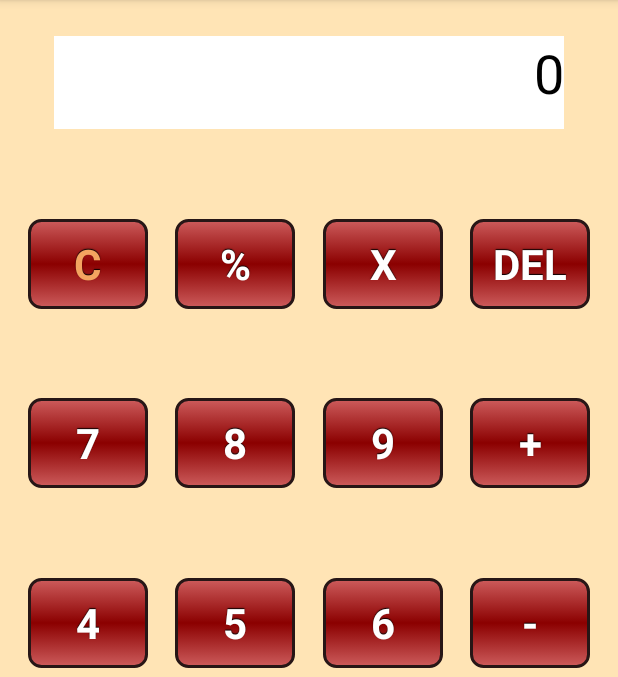
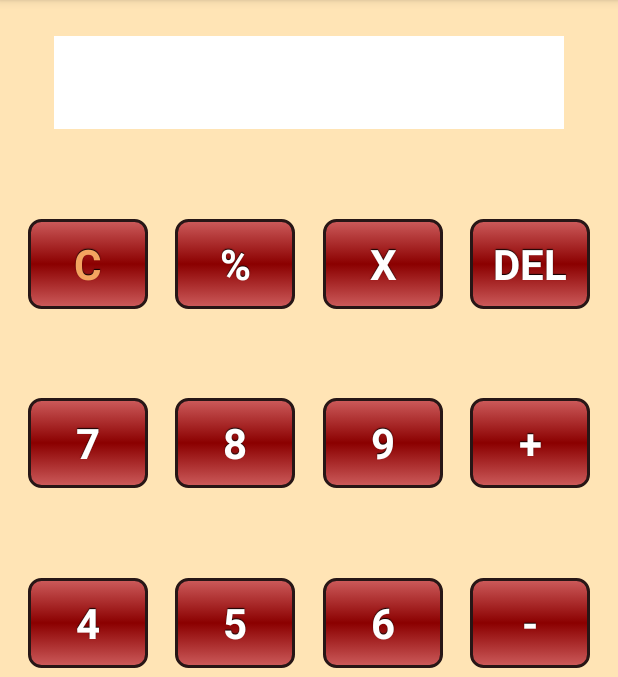
Before and after one commit to spike/Calculator, an Android app: the screen it shows after launch (MainActivity), after a tap on "DEL", on a phone screen of 412 x 824 dp, the part 84-761 px from its top. Run offline under Robolectric (Android 15) with nearby library versions, the phone set to English and light mode, and no system bars; 3 other taps on this screen came first.

Commit message:
corrected some bugs

```diff
--- a/app/src/main/java/com/calculator/calc/MainActivity.kt
+++ b/app/src/main/java/com/calculator/calc/MainActivity.kt
@@ -1,6 +1,7 @@
 package com.calculator.calc
 
 import androidx.appcompat.app.AppCompatActivity
+import kotlinx.android.synthetic.main.activity_main.*
 import android.os.Bundle
 import android.util.Log
 import android.view.View
@@ -8,178 +9,24 @@ import android.widget.Button
 import android.widget.TextView
 
 class MainActivity : AppCompatActivity() {
+    var firstOperand = ""
+    var secondOperand = ""
+    var operator = ""
+    var operandNumber = ""
+    var isFirstOperand = true
 
     override fun onCreate(savedInstanceState: Bundle?) {
         super.onCreate(savedInstanceState)
         setContentView(R.layout.activity_main)
-        val screenView = findViewById<TextView>(R.id.calculator_screen)
-        val buttonClear = findViewById<Button>(R.id.button_clear)
-        val buttonPercent = findViewById<Button>(R.id.button_percent)
-        val buttonMultiply = findViewById<Button>(R.id.button_multiply)
-        val buttonDelete = findViewById<Button>(R.id.button_delete)
-        val buttonSeven = findViewById<Button>(R.id.button_seven)
-        val buttonEight = findViewById<Button>(R.id.button_eight)
-        val buttonNine = findViewById<Button>(R.id.button_nine)
-        val buttonPlus = findViewById<Button>(R.id.button_plus)
-        val buttonFour = findViewById<Button>(R.id.button_four)
-        val buttonFive = findViewById<Button>(R.id.button_five)
-        val buttonSix = findViewById<Button>(R.id.button_six)
-        val buttonMinus = findViewById<Button>(R.id.button_minus)
-        val buttonOne = findViewById<Button>(R.id.button_one)
-        val buttonTwo = findViewById<Button>(R.id.button_two)
-        val buttonThree = findViewById<Button>(R.id.button_three)
-        val buttonDivide = findViewById<Button>(R.id.button_divide)
-        val buttonZero = findViewById<Button>(R.id.button_zero)
-        val buttonPeriod = findViewById<Button>(R.id.button_period)
-        val buttonPreferences = findViewById<Button>(R.id.button_preferences)
-        val buttonEqual = findViewById<Button>(R.id.button_equal)
+        fun display() {
 
-        var stackList  = StackWithList()
-        var numberOfMathematicalSigns = 0
-        var operand1 = 0.0
-        var operand2 = 0.0
-        var operator = ""
-
-        fun computeResult(): Int {
-
-
-            return 0
+        }
     }
 
-        fun keyTyped(c: Char): Boolean {
-            when (c) {
-                'c' -> {
-                    stackList.clear()
-                    numberOfMathematicalSigns = 0
-                }
-                'd' -> {
-                    if (stackList.pop() in 0..9) {
-
-                    } else {
-                        numberOfMathematicalSigns--
-                    }
-                }
-                '0' -> stackList.push(0)
-                '1' -> stackList.push(1)
-                '2' -> stackList.push(2)
-                '3' -> stackList.push(3)
-                '4' -> stackList.push(4)
-                '5' -> stackList.push(5)
-                '6' -> stackList.push(6)
-                '7' -> stackList.push(7)
-                '8' -> stackList.push(8)
-                '9' -> stackList.push(9)
-                '/' -> {
-                    stackList.push('/')
-                }
-                '.' -> {
-                    stackList.push('.')
-
-                }
-                '%' -> {
-                    operand1 = stackList.contentToString().toDouble()
-                    operand1 = operand1 / 100.0
-                    stackList.clear()
-                    stackList.push(operand1)
-                }
-                '+' -> {
-                    operand1 = stackList.contentToString().toDouble()
-                    operator = "+"
-                    // make it blink and change color of the background slightly
-                }
-                '-' -> {
-                    stackList.push('-')
-                }
-                'p' -> {
-                    // Open preferences
-                }
-                'X' -> {
-                    stackList.push('*')
-                    numberOfMathematicalSigns++
-                }
-                '=' -> {
-                    computeResult()
-                    // stackList.push('=')
-                }
-                else -> false
-            }
-            if (stackList.isEmpty()) {
-                screenView.setText("0")
-            } else {
-                screenView.setText(stackList.contentToString())
-            }
-            return true
-        }
-        buttonClear.setOnClickListener{
-            keyTyped('c')
-        }
-        buttonPercent.setOnClickListener{
-            keyTyped('%')
-        }
-        buttonDelete.setOnClickListener{
-            keyTyped('d')
-        }
-        buttonSeven.setOnClickListener{
-            keyTyped('7')
-        }
-        buttonEight.setOnClickListener{
-            keyTyped('8')
-        }
-        buttonNine.setOnClickListener{
-            keyTyped('9')
-        }
-        buttonMinus.setOnClickListener{
-            keyTyped('-')
-        }
-        buttonFour.setOnClickListener{
-            keyTyped('4')
-        }
-        buttonFive.setOnClickListener{
-            keyTyped('5')
-        }
-        buttonSix.setOnClickListener{
-            keyTyped('6')
-        }
-        buttonPlus.setOnClickListener{
-            keyTyped('+')
-        }
-        buttonZero.setOnClickListener{
-            keyTyped('0')
-        }
-        buttonOne.setOnClickListener{
-            keyTyped('1')
-        }
-        buttonTwo.setOnClickListener{
-            keyTyped('2')
-        }
-        buttonThree.setOnClickListener{
-            keyTyped('3')
-        }
-        buttonDivide.setOnClickListener{
-            keyTyped('/')
-        }
-        buttonZero.setOnClickListener{
-            keyTyped('0')
-        }
-        buttonPeriod.setOnClickListener{
-            keyTyped('.')
-        }
-        buttonPreferences.setOnClickListener{
-            keyTyped('p')
-        }
-        buttonMultiply.setOnClickListener{
-            keyTyped('X')
-        }
-        buttonEqual.setOnClickListener{
-            keyTyped('=')
-        }
-    }
-    var firstOperand = ""
-    var secondOperand = ""
-    var operator = ""
     fun operand(v: View) {
+        val screen = findViewById<TextView>(R.id.calculator_screen)
         var buttonClicked = v
-        firstOperand += when(buttonClicked.id) {
+        operandNumber += when (buttonClicked.id) {
             R.id.button_one -> "1"
             R.id.button_two -> "2"
             R.id.button_three -> "3"
@@ -192,34 +39,44 @@ class MainActivity : AppCompatActivity() {
             R.id.button_zero -> "0"
             else -> 0
         }
+        if (isFirstOperand) {
+            firstOperand = operandNumber
+        } else {
+            secondOperand = operandNumber
+        }
+       screen.setText(operandNumber)
+        // change color of the screen or something
+    }
 
-    }
     fun operator(v: View) {
         var buttonClicked = v
-        operator = when(buttonClicked.id) {
+        operator = when (buttonClicked.id) {
             R.id.button_plus -> "+"
             R.id.button_minus -> "-"
             R.id.button_multiply -> "*"
             R.id.button_divide -> "/"
             else -> ""
         }
+        isFirstOperand = false
+        operandNumber = ""
+    }
 
+    fun resultIs(v: View) {
     }
-    fun resultIs(v: View) {
-        var buttonClicked = v
 
-
-    }
     fun clearScreen(v: View) {
         var buttonClicked = v
         firstOperand = ""
+        isFirstOperand = true
     }
-    fun deleteOneCharacter (v: View) {
-        var buttonClicked = v
 
+    fun deleteOneCharacter(v: View) {
+        val screen = findViewById<TextView>(R.id.calculator_screen)
+        operandNumber = operandNumber.dropLast(1)
+        screen.setText(operandNumber)
     }
+
     fun openPreferences(v: View) {
-
     }
 
 
@@ -234,11 +91,12 @@ class StackWithList {
     fun push(item: Any) = elements.add(item)
     fun pop(): Any? {
         val item = elements.lastOrNull()
-        if (!isEmpty()){
-            elements.removeAt(elements.size -1)
+        if (!isEmpty()) {
+            elements.removeAt(elements.size - 1)
         }
         return item
     }
+
     fun peek(): Any? = elements.lastOrNull()
 
     override fun toString(): String = elements.toString()
@@ -258,5 +116,4 @@ class StackWithList {
 
     fun toCharArray() = elements.toString().toCharArray()
 
-
 }
--- a/app/src/main/res/layout/activity_main.xml
+++ b/app/src/main/res/layout/activity_main.xml
@@ -32,7 +32,7 @@
         android:layout_height="60dp"
         android:text="X"
         android:textSize="28sp"
-        android:OnClick="operator()"
+        android:onClick="operator"
         app:layout_constraintBottom_toTopOf="@+id/button_nine"
         app:layout_constraintStart_toEndOf="@+id/button_percent"
         app:layout_constraintStart_toStartOf="@+id/button_nine"
@@ -43,7 +43,7 @@
         android:layout_width="80dp"
         android:layout_height="60dp"
         android:text="C"
-        android:OnClick="clearScreen()"
+        android:onClick="clearScreen"
         android:textColor="@color/SandyBrown"
         android:textSize="28sp"
         app:layout_constraintBottom_toTopOf="@+id/button_seven"
@@ -56,7 +56,7 @@
         android:id="@+id/button_percent"
         android:layout_width="80dp"
         android:layout_height="60dp"
-        android:OnClick="operator()"
+        android:onClick="operator"
         android:text="%"
         android:textSize="28sp"
         app:layout_constraintBottom_toTopOf="@+id/button_eight"
@@ -68,7 +68,7 @@
         android:id="@+id/button_delete"
         android:layout_width="80dp"
         android:layout_height="60dp"
-        android:OnClick="deleteOneCharacter()"
+        android:onClick="deleteOneCharacter"
         android:text="DEL"
         android:textSize="28sp"
         app:layout_constraintBottom_toTopOf="@+id/button_plus"
@@ -80,7 +80,7 @@
         android:id="@+id/button_seven"
         android:layout_width="80dp"
         android:layout_height="60dp"
-        android:OnClick="operand()"
+        android:onClick="operand"
         android:text="7"
         android:textSize="28sp"
         app:layout_constraintBottom_toTopOf="@+id/button_four"
@@ -91,7 +91,7 @@
         android:id="@+id/button_eight"
         android:layout_width="80dp"
         android:layout_height="60dp"
-        android:OnClick="operand()"
+        android:onClick="operand"
         android:text="8"
         android:textSize="28sp"
         app:layout_constraintBottom_toTopOf="@+id/button_five"
@@ -102,7 +102,7 @@
         android:id="@+id/button_nine"
         android:layout_width="80dp"
         android:layout_height="60dp"
-        android:OnClick="operand()"
+        android:onClick="operand"
         android:text="9"
         android:textSize="28sp"
         app:layout_constraintBottom_toTopOf="@+id/button_six"
@@ -113,7 +113,7 @@
         android:id="@+id/button_plus"
         android:layout_width="80dp"
         android:layout_height="60dp"
-        android:OnClick="operator()"
+        android:onClick="operator"
         android:text="+"
         android:textSize="28sp"
         app:layout_constraintBottom_toTopOf="@+id/button_minus"
@@ -124,7 +124,7 @@
         android:id="@+id/button_four"
         android:layout_width="80dp"
         android:layout_height="60dp"
-        android:OnClick="operand()"
+        android:onClick="operand"
         android:text="4"
         android:textSize="28sp"
         app:layout_constraintBottom_toTopOf="@+id/button_one"
@@ -135,7 +135,7 @@
         android:id="@+id/button_five"
         android:layout_width="80dp"
         android:layout_height="60dp"
-        android:OnClick="operand()"
+        android:onClick="operand"
         android:text="5"
         android:textSize="28sp"
         app:layout_constraintBottom_toTopOf="@+id/button_two"
@@ -146,7 +146,7 @@
         android:id="@+id/button_six"
         android:layout_width="80dp"
         android:layout_height="60dp"
-        android:OnClick="operand()"
+        android:onClick="operand"
         android:text="6"
         android:textSize="28sp"
         app:layout_constraintBottom_toTopOf="@+id/button_three"
@@ -157,7 +157,7 @@
         android:id="@+id/button_minus"
         android:layout_width="80dp"
         android:layout_height="60dp"
-        android:OnClick="operator()"
+        android:onClick="operator"
         android:text="-"
         android:textSize="28sp"
         app:layout_constraintBottom_toTopOf="@+id/button_divide"
@@ -168,19 +168,18 @@
         android:id="@+id/button_one"
         android:layout_width="80dp"
         android:layout_height="60dp"
-        android:OnClick="operand()"
+        android:onClick="operand"
         android:text="1"
         android:textSize="28sp"
         app:layout_constraintBottom_toTopOf="@+id/button_zero"
         app:layout_constraintStart_toStartOf="@+id/button_four"
         app:layout_constraintTop_toBottomOf="@+id/button_four" />
 
-
     <Button
         android:id="@+id/button_two"
         android:layout_width="80dp"
         android:layout_height="60dp"
-        android:OnClick="operand()"
+        android:onClick="operand"
         android:text="2"
         android:textSize="28sp"
         app:layout_constraintBottom_toTopOf="@+id/button_period"
@@ -191,7 +190,7 @@
         android:id="@+id/button_three"
         android:layout_width="80dp"
         android:layout_height="60dp"
-        android:OnClick="operand()"
+        android:onClick="operand"
         android:text="3"
         android:textSize="28sp"
         app:layout_constraintBottom_toTopOf="@+id/button_preferences"
@@ -202,7 +201,7 @@
         android:id="@+id/button_divide"
         android:layout_width="80dp"
         android:layout_height="60dp"
-        android:OnClick="operator()"
+        android:onClick="operator"
         android:text="/"
         android:textSize="28sp"
         app:layout_constraintBottom_toTopOf="@+id/button_equal"
@@ -214,7 +213,7 @@
         android:layout_width="80dp"
         android:layout_height="60dp"
         android:layout_marginBottom="24dp"
-        android:OnClick="operand()"
+        android:onClick="operand"
         android:text="0"
         android:textSize="28sp"
         app:layout_constraintBottom_toBottomOf="parent"
@@ -228,7 +227,7 @@
         android:layout_width="80dp"
         android:layout_height="60dp"
         android:layout_marginBottom="24dp"
-        android:OnClick="operator()"
+        android:onClick="operator"
         android:text="."
         android:textSize="28sp"
         app:layout_constraintBottom_toBottomOf="parent"
@@ -242,7 +241,7 @@
         android:layout_width="80dp"
         android:layout_height="60dp"
         android:layout_marginBottom="24dp"
-        android:OnClick="openPreferences()"
+        android:onClick="openPreferences"
         android:text="Pref"
         android:textSize="28sp"
         app:layout_constraintBottom_toBottomOf="parent"
@@ -256,7 +255,7 @@
         android:layout_width="80dp"
         android:layout_height="60dp"
         android:layout_marginBottom="24dp"
-        android:OnClick="resultIs()"
+        android:onClick="resultIs"
         android:text="="
         android:textSize="28sp"
         app:layout_constraintBottom_toBottomOf="parent"
```
Lines whose indentation alone changed are shown as unchanged.
